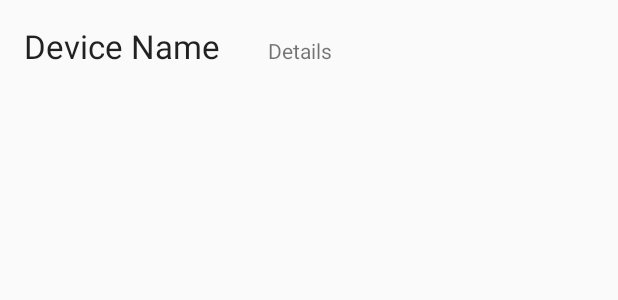
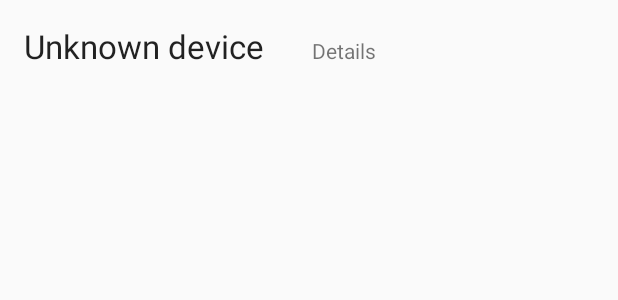
Before and after one commit to gabrielseibel1/BLEHeater, an Android app: the layout fragment_btdevice.xml on its own in the app's theme, with its tools: preview values and no code run, on a phone screen of 412 x 824 dp. Shown: the top 300 px of the screen. Run offline under Robolectric (Android 15) with nearby library versions, the phone set to English and light mode, and no system bars.

Commit message:
Enhance list design

```diff
--- a/app/src/main/java/br/com/embs/bleheater/deviceList/BTDeviceListAdapter.kt
+++ b/app/src/main/java/br/com/embs/bleheater/deviceList/BTDeviceListAdapter.kt
@@ -53,7 +53,11 @@ class BTDeviceListAdapter(
 
     override fun onBindViewHolder(holder: ViewHolder, position: Int) {
         val item = devices[position]
-        holder.mIdView.text = item.name
+
+        if (item.name != null && item.name.isNotBlank())
+            holder.mIdView.text = item.name
+        else holder.mIdView.text = "?"
+
         holder.mContentView.text = item.uuids?.toString()
 
         with(holder.mView) {
--- a/app/src/main/res/layout/content_device_control.xml
+++ b/app/src/main/res/layout/content_device_control.xml
@@ -14,7 +14,7 @@
         android:layout_height="wrap_content"
         android:layout_marginBottom="8dp"
         android:layout_marginEnd="32dp"
-        android:text="@string/device_name"
+        android:text="@string/device_name_unknown"
         android:textAppearance="@android:style/TextAppearance.Material.Small"
         app:layout_constraintBottom_toBottomOf="@+id/textView"
         app:layout_constraintEnd_toEndOf="parent"
--- a/app/src/main/res/layout/fragment_btdevice.xml
+++ b/app/src/main/res/layout/fragment_btdevice.xml
@@ -8,7 +8,7 @@
         android:id="@+id/device_name"
         android:layout_width="wrap_content"
         android:layout_height="wrap_content"
-        android:text="@string/device_name"
+        android:text="@string/device_name_unknown"
         android:layout_margin="@dimen/text_margin"
         android:textAppearance="@android:style/TextAppearance.Material.Large" />
 
--- a/app/src/main/res/values/strings.xml
+++ b/app/src/main/res/values/strings.xml
@@ -7,7 +7,6 @@
     <string name="connected">Connected</string>
     <string name="title_activity_device_control">DeviceControlActivity</string>
     <string name="disconnected">Disconnected</string>
-    <string name="device_name">Device Name</string>
     <string name="device_connected">Device Connected</string>
     <string name="writes">#writes</string>
     <string name="zero">0</string>
@@ -16,6 +15,6 @@
     <string name="operations">Operations</string>
     <string name="hello_there">Hello there!</string>
     <string name="press_the_button_below_to_search_for_bluetooth_low_energy_devices">Press the button below to search for Bluetooth Low-Energy Devices</string>
-    <string name="device_name">Device Name</string>
+    <string name="device_name_unknown">Unknown device</string>
     <string name="details">Details</string>
 </resources>
```
